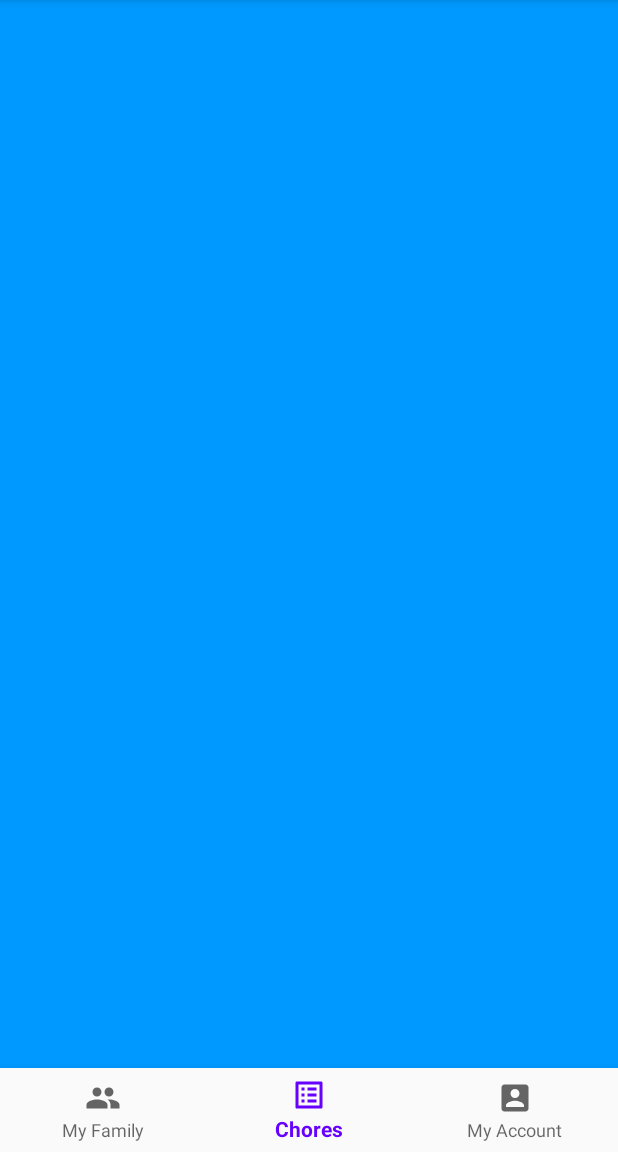
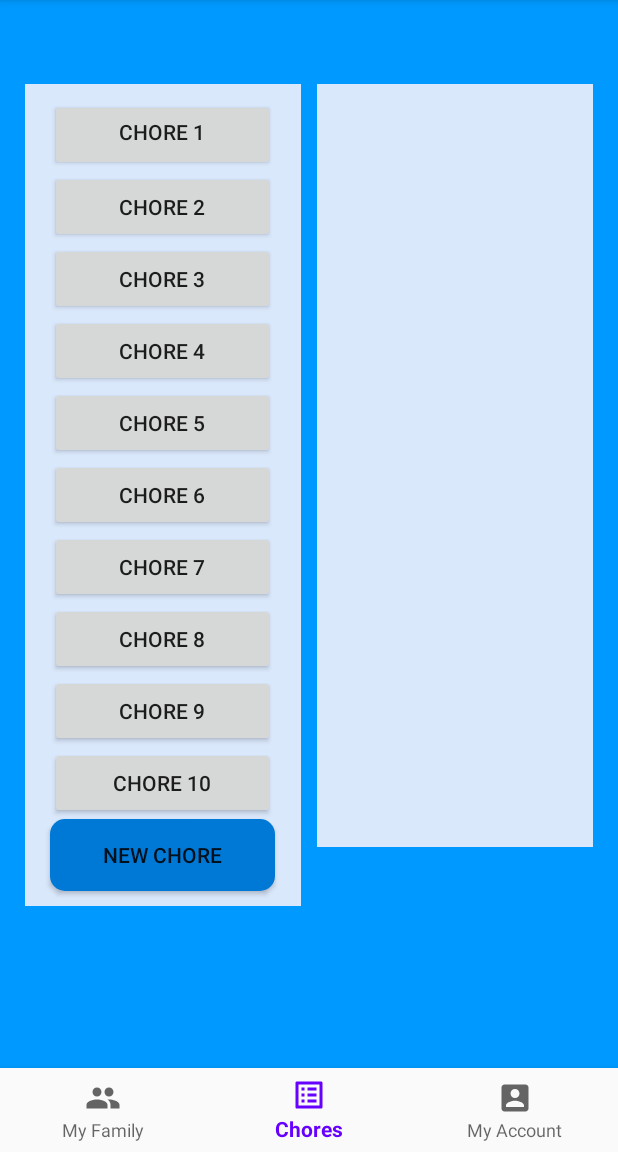
Before and after one commit to EvanWard29/BackToWork, an Android app: the screen it shows after launch (MainActivity), item 2 of the bottom bar chosen, on a phone screen of 412 x 824 dp, the part 84-1236 px from its top. Run offline under Robolectric (Android 15) with nearby library versions, the phone set to English and light mode, and no system bars; our stand-ins replace navigation-ui.

Commit message:
Finished Basic Layout of Chores Page
Finished the basic layout of the chores page. This page currently has no functionality.

```diff
--- a/Mobile Family Planner/app/src/main/java/com/example/familyplanner/ui/chores/ChoresFragment.java
+++ b/Mobile Family Planner/app/src/main/java/com/example/familyplanner/ui/chores/ChoresFragment.java
@@ -19,7 +19,8 @@ public class ChoresFragment extends Fragment {
     private ChoresViewModel dashboardViewModel;
 
     public View onCreateView(@NonNull LayoutInflater inflater, ViewGroup container, Bundle savedInstanceState) {
+        View root = inflater.inflate(R.layout.fragment_chores, container, false);
 
-        return null;
+        return root;
     }
 }
--- /dev/null
+++ b/Mobile Family Planner/app/src/main/res/drawable/btn_shape.xml
@@ -0,0 +1,9 @@
+<shape xmlns:android="http://schemas.android.com/apk/res/android"
+    xmlns:tools="http://schemas.android.com/tools"
+    android:padding="10dp"
+    android:shape="rectangle"
+    tools:ignore="MissingDefaultResource">
+    <!-- you can use any color you want I used here gray color-->
+    <solid android:color="@color/colorPrimaryDark"/>
+    <corners android:radius="10dp"/>
+</shape>
--- a/Mobile Family Planner/app/src/main/res/drawable/cell_shape.xml
+++ /dev/null
@@ -1,7 +0,0 @@
-<?xml version="1.0" encoding="utf-8"?>
-<shape
-    xmlns:android="http://schemas.android.com/apk/res/android"
-    android:shape= "rectangle"  >
-    <solid android:color="#0467cb"/>
-    <stroke android:width="1dp"  android:color="#ff9"/>
-</shape>
--- a/Mobile Family Planner/app/src/main/res/layout/fragment_chores.xml
+++ b/Mobile Family Planner/app/src/main/res/layout/fragment_chores.xml
@@ -6,17 +6,107 @@
     android:layout_height="match_parent"
     tools:context=".ui.chores.ChoresFragment">
 
-    <TextView
-        android:id="@+id/text_dashboard"
-        android:layout_width="match_parent"
+    <LinearLayout
+        android:id="@+id/grpAvailable"
+        android:layout_width="184dp"
         android:layout_height="wrap_content"
-        android:layout_marginStart="8dp"
-        android:layout_marginTop="8dp"
-        android:layout_marginEnd="8dp"
-        android:textAlignment="center"
-        android:textSize="20sp"
+        android:layout_marginStart="24dp"
+        android:layout_marginLeft="24dp"
+        android:layout_marginEnd="5dp"
+        android:layout_marginRight="5dp"
+        android:background="@color/colorMenu"
+        android:gravity="center_horizontal"
+        android:orientation="vertical"
+        app:layout_constraintEnd_toStartOf="@+id/grpAssigned"
+        app:layout_constraintHorizontal_bias="0.5"
+        app:layout_constraintStart_toStartOf="parent"
+        app:layout_constraintTop_toTopOf="parent">
+
+        <Button
+            android:id="@+id/btnChore_1"
+            android:layout_width="150dp"
+            android:layout_height="wrap_content"
+            android:layout_marginTop="10dp"
+            android:paddingTop="5dp"
+            android:text="Chore 1" />
+
+        <Button
+            android:id="@+id/btnChore_2"
+            android:layout_width="150dp"
+            android:layout_height="wrap_content"
+            android:text="Chore 2" />
+
+        <Button
+            android:id="@+id/btnChore_3"
+            android:layout_width="150dp"
+            android:layout_height="wrap_content"
+            android:text="Chore 3" />
+
+        <Button
+            android:id="@+id/btnChore_4"
+            android:layout_width="150dp"
+            android:layout_height="wrap_content"
+            android:text="Chore 4" />
+
+        <Button
+            android:id="@+id/btnChore_5"
+            android:layout_width="150dp"
+            android:layout_height="wrap_content"
+            android:text="Chore 5" />
+
+        <Button
+            android:id="@+id/btnChore_6"
+            android:layout_width="150dp"
+            android:layout_height="wrap_content"
+            android:text="Chore 6" />
+
+        <Button
+            android:id="@+id/btnChore_7"
+            android:layout_width="150dp"
+            android:layout_height="wrap_content"
+            android:text="Chore 7" />
+
+        <Button
+            android:id="@+id/btnChore_8"
+            android:layout_width="150dp"
+            android:layout_height="wrap_content"
+            android:text="Chore 8" />
+
+        <Button
+            android:id="@+id/btnChore_9"
+            android:layout_width="150dp"
+            android:layout_height="wrap_content"
+            android:text="Chore 9" />
+
+        <Button
+            android:id="@+id/btnChore_10"
+            android:layout_width="150dp"
+            android:layout_height="wrap_content"
+            android:text="Chore 10" />
+
+        <Button
+            android:id="@+id/btnAddChore"
+            android:layout_width="150dp"
+            android:layout_height="wrap_content"
+            android:layout_marginBottom="10dp"
+            android:background="@drawable/btn_shape"
+            android:text="New Chore" />
+    </LinearLayout>
+
+    <LinearLayout
+        android:id="@+id/grpAssigned"
+        android:layout_width="184dp"
+        android:layout_height="0dp"
+        android:layout_marginStart="5dp"
+        android:layout_marginLeft="5dp"
+        android:layout_marginEnd="24dp"
+        android:layout_marginRight="24dp"
+        android:layout_marginBottom="203dp"
+        android:background="@color/colorMenu"
+        android:gravity="center_horizontal"
+        android:orientation="vertical"
         app:layout_constraintBottom_toBottomOf="parent"
         app:layout_constraintEnd_toEndOf="parent"
-        app:layout_constraintStart_toStartOf="parent"
-        app:layout_constraintTop_toTopOf="parent" />
+        app:layout_constraintStart_toEndOf="@+id/grpAvailable"
+        app:layout_constraintTop_toTopOf="parent"></LinearLayout>
 </androidx.constraintlayout.widget.ConstraintLayout>
--- a/Mobile Family Planner/app/src/main/res/layout/fragment_family.xml
+++ b/Mobile Family Planner/app/src/main/res/layout/fragment_family.xml
@@ -20,7 +20,7 @@
 
         <TableRow
             android:id="@+id/rowHeader"
-            android:background="#0079D6"
+            android:background="@color/colorPrimaryDark"
             android:padding="5dp">
 
             <TextView
@@ -51,7 +51,7 @@
         </TableRow>
 
         <TableRow
-            android:background="#DAE8FC"
+            android:background="@color/colorMenu"
             android:padding="5dp">
 
             <TextView
@@ -78,7 +78,7 @@
 
 
         <TableRow
-            android:background="#DAE8FC"
+            android:background="@color/colorMenu"
             android:padding="5dp">
 
             <TextView
@@ -104,7 +104,7 @@
         </TableRow>
 
         <TableRow
-            android:background="#DAE8FC"
+            android:background="@color/colorMenu"
             android:padding="5dp">
 
             <TextView
@@ -130,7 +130,7 @@
         </TableRow>
 
         <TableRow
-            android:background="#DAE8FC"
+            android:background="@color/colorMenu"
             android:padding="5dp">
 
             <TextView
@@ -156,7 +156,7 @@
         </TableRow>
 
         <TableRow
-            android:background="#DAE8FC"
+            android:background="@color/colorMenu"
             android:padding="5dp">
 
             <TextView
@@ -182,7 +182,7 @@
         </TableRow>
 
         <TableRow
-            android:background="#DAE8FC"
+            android:background="@color/colorMenu"
             android:padding="5dp">
 
             <TextView
@@ -208,7 +208,7 @@
         </TableRow>
 
         <TableRow
-            android:background="#DAE8FC"
+            android:background="@color/colorMenu"
             android:padding="5dp">
 
             <TextView
@@ -234,7 +234,7 @@
         </TableRow>
 
         <TableRow
-            android:background="#DAE8FC"
+            android:background="@color/colorMenu"
             android:padding="5dp">
 
             <TextView
@@ -260,7 +260,7 @@
         </TableRow>
 
         <TableRow
-            android:background="#DAE8FC"
+            android:background="@color/colorMenu"
             android:padding="5dp">
 
             <TextView
--- a/Mobile Family Planner/app/src/main/res/values/colors.xml
+++ b/Mobile Family Planner/app/src/main/res/values/colors.xml
@@ -1,8 +1,9 @@
 <?xml version="1.0" encoding="utf-8"?>
 <resources>
     <color name="colorPrimary">#6600ff</color>
-    <color name="colorPrimaryDark">#3700B3</color>
+    <color name="colorPrimaryDark">#0079D6</color>
     <color name="colorAccent">#03DAC5</color>
 
     <color name="colorBackground">#0099ff</color>
+    <color name="colorMenu">#DAE8FC</color>
 </resources>
```
